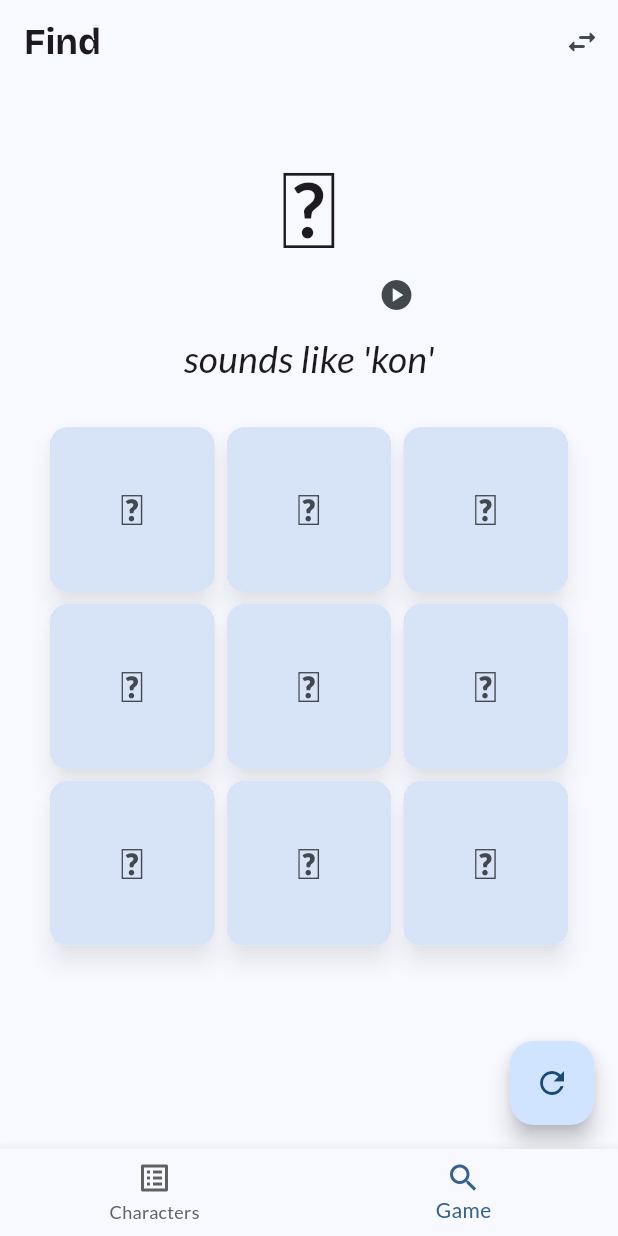
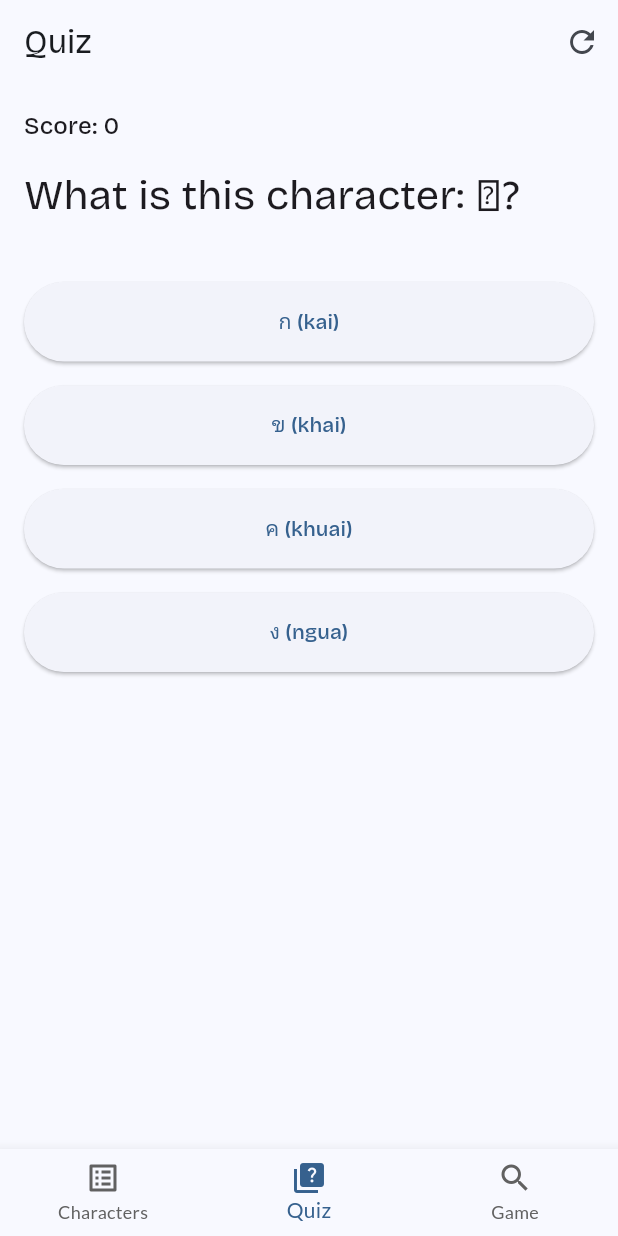
Before and after one commit to mthongvanh/taidamTutor, a Flutter app: the screen it shows after launch, item 2 of the bottom bar chosen, after a tap on the "refresh" icon, on a phone screen of 412 x 824 dp. Run offline on Flutter 3.47's test engine with Material 3 defaults, Android fonts, the phone set to English and light mode, and no system bars; our stand-ins replace audioplayers, equatable, flutter_bloc, get_it, google_fonts; project files that could hold a hidden picture were left out.

Commit message:
feat: add quiz functionality with state management and error handling; include new assets for quiz UI

```diff
--- /dev/null
+++ b/lib/feature/quiz/core/data/models/quiz_question.dart
@@ -0,0 +1,25 @@
+// Define a model for your quiz question (can be the same as before or enhanced)
+import 'package:equatable/equatable.dart';
+
+class QuizQuestion extends Equatable {
+  final String id;
+  final String? textQuestion;
+  final String? imagePath;
+  final String? audioPath;
+  final List<String> options;
+  final int correctAnswerIndex;
+
+  const QuizQuestion({
+    required this.id,
+    this.textQuestion,
+    this.imagePath,
+    this.audioPath,
+    required this.options,
+    required this.correctAnswerIndex,
+  }) : assert(textQuestion != null || imagePath != null || audioPath != null,
+            'A question must have either text, an image, or an audio path.');
+
+  @override
+  List<Object?> get props =>
+      [id, textQuestion, imagePath, audioPath, options, correctAnswerIndex];
+}
--- /dev/null
+++ b/lib/feature/quiz/cubit/quiz_cubit.dart
@@ -0,0 +1,85 @@
+import 'package:flutter_bloc/flutter_bloc.dart';
+import 'package:taidam_tutor/feature/quiz/core/data/models/quiz_question.dart';
+import 'package:taidam_tutor/feature/quiz/cubit/quiz_state.dart';
+
+// --- Quiz Cubit ---
+class QuizCubit extends Cubit<QuizState> {
+  QuizCubit() : super(QuizInitial()) {
+    loadQuestion();
+  }
+
+  // Sample questions - replace with your actual data source
+  final List<QuizQuestion> _allQuestions = [
+    QuizQuestion(
+      id: '1',
+      textQuestion: 'What is this character: ກ?',
+      options: ['ก (kai)', 'ข (khai)', 'ค (khuai)', 'ง (ngua)'],
+      correctAnswerIndex: 0,
+    ),
+    QuizQuestion(
+      id: '2',
+      // imagePath: 'assets/images/your_image.png', // Example
+      textQuestion: 'Which sound does this represent?',
+      audioPath:
+          'assets/audio/sample_sound.mp3', // Example: ensure you have this asset
+      options: ['Sound A', 'Sound B', 'Sound C', 'Sound D'],
+      correctAnswerIndex: 1,
+    ),
+    QuizQuestion(
+      id: '3',
+      textQuestion: 'What is the Tai Dam word for "water"?',
+      options: ['ນ້ຳ (nam)', 'ດິນ (din)', 'ໄຟ (fai)', 'ລົມ (lom)'],
+      correctAnswerIndex: 0,
+    ),
+  ];
+
+  int _currentQuestionIndex = 0;
+  int _currentScore = 0;
+
+  Future<void> loadQuestion() async {
+    emit(QuizLoading());
+    try {
+      // Simulate network delay or actual data fetching
+      await Future.delayed(const Duration(milliseconds: 500));
+      if (_currentQuestionIndex < _allQuestions.length) {
+        emit(QuizLoaded(
+            currentQuestion: _allQuestions[_currentQuestionIndex],
+            score: _currentScore));
+      } else {
+        // No more questions - could emit a QuizFinished state
+        emit(QuizFinished(_currentScore)); // Or a specific "QuizFinished" state
+      }
+    } catch (e) {
+      emit(QuizError('Failed to load question: ${e.toString()}'));
+    }
+  }
+
+  void selectAnswer(int index) {
+    if (state is QuizLoaded) {
+      final currentState = state as QuizLoaded;
+      final bool isCorrect =
+          index == currentState.currentQuestion.correctAnswerIndex;
+      if (isCorrect) {
+        _currentScore++;
+      }
+      emit(currentState.copyWith(
+        selectedAnswerIndex: index,
+        isCorrect: isCorrect,
+        score: _currentScore,
+      ));
+    }
+  }
+
+  void nextQuestion() {
+    if (state is QuizLoaded) {
+      _currentQuestionIndex++;
+      loadQuestion(); // This will reset selectedAnswerIndex and isCorrect via QuizLoaded constructor
+    }
+  }
+
+  void resetQuiz() {
+    _currentQuestionIndex = 0;
+    _currentScore = 0;
+    loadQuestion();
+  }
+}
--- /dev/null
+++ b/lib/feature/quiz/cubit/quiz_state.dart
@@ -0,0 +1,66 @@
+// --- Quiz States ---
+import 'package:equatable/equatable.dart';
+import 'package:taidam_tutor/feature/quiz/core/data/models/quiz_question.dart';
+
+abstract class QuizState extends Equatable {
+  const QuizState();
+
+  @override
+  List<Object?> get props => [];
+}
+
+class QuizInitial extends QuizState {}
+
+class QuizLoading extends QuizState {}
+
+class QuizLoaded extends QuizState {
+  final QuizQuestion currentQuestion;
+  final int? selectedAnswerIndex;
+  final bool? isCorrect;
+  final int score; // Optional: track score
+
+  const QuizLoaded({
+    required this.currentQuestion,
+    this.selectedAnswerIndex,
+    this.isCorrect,
+    this.score = 0,
+  });
+
+  QuizLoaded copyWith({
+    QuizQuestion? currentQuestion,
+    int? selectedAnswerIndex,
+    bool? isCorrect,
+    bool clearSelectedAnswer =
+        false, // Helper to nullify selectedAnswerIndex and isCorrect
+    int? score,
+  }) {
+    return QuizLoaded(
+      currentQuestion: currentQuestion ?? this.currentQuestion,
+      selectedAnswerIndex: clearSelectedAnswer
+          ? null
+          : (selectedAnswerIndex ?? this.selectedAnswerIndex),
+      isCorrect: clearSelectedAnswer ? null : (isCorrect ?? this.isCorrect),
+      score: score ?? this.score,
+    );
+  }
+
+  @override
+  List<Object?> get props =>
+      [currentQuestion, selectedAnswerIndex, isCorrect, score];
+}
+
+class QuizFinished extends QuizState {
+  final int score;
+  const QuizFinished(this.score);
+
+  @override
+  List<Object?> get props => [score];
+}
+
+class QuizError extends QuizState {
+  final String message;
+  const QuizError(this.message);
+
+  @override
+  List<Object?> get props => [message];
+}
--- /dev/null
+++ b/lib/feature/quiz/quiz_page.dart
@@ -0,0 +1,269 @@
+import 'package:audioplayers/audioplayers.dart';
+import 'package:flutter/material.dart';
+import 'package:flutter_bloc/flutter_bloc.dart';
+import 'package:taidam_tutor/feature/quiz/core/data/models/quiz_question.dart';
+import 'package:taidam_tutor/feature/quiz/cubit/quiz_cubit.dart';
+import 'package:taidam_tutor/feature/quiz/cubit/quiz_state.dart';
+import 'package:taidam_tutor/utils/extensions/card_ext.dart';
+import 'package:taidam_tutor/widgets/error/tai_error.dart';
+
+class QuizPage extends StatelessWidget {
+  final AudioPlayer player = AudioPlayer();
+
+  QuizPage({super.key});
+
+  @override
+  Widget build(BuildContext context) {
+    return BlocProvider(
+      create: (context) => QuizCubit(),
+      child: Scaffold(
+        appBar: AppBar(
+          title: const Text('Quiz'),
+          actions: [
+            BlocBuilder<QuizCubit, QuizState>(
+              builder: (context, state) {
+                if (state is QuizLoaded) {
+                  return IconButton(
+                    icon: Icon(Icons.refresh),
+                    onPressed: () => context.read<QuizCubit>().resetQuiz(),
+                    tooltip: 'Restart Quiz',
+                  );
+                }
+                return SizedBox.shrink();
+              },
+            )
+          ],
+        ),
+        body: BlocConsumer<QuizCubit, QuizState>(
+          listener: (context, state) {
+            if (state is QuizLoaded && state.selectedAnswerIndex != null) {
+              _showResult(context, isCorrect: state.isCorrect!);
+            }
+          },
+          builder: (context, state) => switch (state) {
+            QuizInitial() || QuizLoading() => const Center(
+                child: CircularProgressIndicator(),
+              ),
+            QuizLoaded() => _QuizLoaded(
+                question: state.currentQuestion,
+                player: player,
+                score: state.score,
+                selectedAnswerIndex: state.selectedAnswerIndex,
+                isCorrect: state.isCorrect,
+              ),
+            QuizFinished() => _QuizFinished(state.score.toString()),
+            QuizError() => TaiError(
+                state.message,
+                onRetry: () => context.read<QuizCubit>().resetQuiz(),
+              ),
+            _ => TaiError(
+                'Unknown error occurred',
+                onRetry: () => context.read<QuizCubit>().resetQuiz(),
+              ),
+          },
+        ),
+      ),
+    );
+  }
+
+  void _showResult(BuildContext context, {required bool isCorrect}) {
+    if (isCorrect) {
+      _showSnackBar(
+        context,
+        'Correct!',
+        'assets/images/png/animals.png',
+        Colors.green.shade900.withAlpha(200),
+      );
+    } else {
+      _showSnackBar(
+        context,
+        'Incorrect',
+        'assets/images/png/sad-face.png',
+        Colors.red.shade900.withAlpha(200),
+      );
+    }
+  }
+
+  void _showSnackBar(
+    BuildContext context,
+    String text,
+    String? image,
+    Color backgroundColor,
+  ) {
+    ScaffoldMessenger.of(context).showSnackBar(
+      SnackBar(
+        content: Column(
+          mainAxisSize: MainAxisSize.min,
+          crossAxisAlignment: CrossAxisAlignment.center,
+          children: [
+            Text(
+              text,
+              style: Theme.of(context).textTheme.headlineMedium?.copyWith(
+                    fontWeight: FontWeight.bold,
+                  ),
+            ),
+            if (image?.isNotEmpty == true)
+              TaiCard.margin(
+                child: Image.asset(
+                  image!,
+                  width: 200,
+                  height: 200,
+                  fit: BoxFit.cover,
+                ),
+              ),
+          ],
+        ),
+        backgroundColor: backgroundColor,
+        duration: Duration(seconds: 1),
+      ),
+    );
+  }
+}
+
+class _QuizLoaded extends StatelessWidget {
+  final QuizQuestion question;
+  final int score;
+  final int? selectedAnswerIndex;
+  final bool? isCorrect;
+
+  final AudioPlayer player;
+
+  const _QuizLoaded({
+    required this.question,
+    required this.player,
+    this.score = 0,
+    this.selectedAnswerIndex,
+    this.isCorrect,
+  });
+
+  @override
+  Widget build(BuildContext context) {
+    return Padding(
+      padding: const EdgeInsets.all(16.0),
+      child: Column(
+        crossAxisAlignment: CrossAxisAlignment.stretch,
+        children: [
+          Text(
+            'Score: $score',
+            style: Theme.of(context).textTheme.titleMedium,
+          ),
+          const SizedBox(height: 16),
+          ..._buildQuestionContent(context),
+          const SizedBox(height: 32),
+          ...question.options.asMap().entries.map((entry) {
+            return _buildAnswerOption(entry, context);
+          }),
+          const SizedBox(height: 16),
+          if (selectedAnswerIndex != null)
+            ElevatedButton(
+              onPressed: () => context.read<QuizCubit>().nextQuestion(),
+              child: const Text('Next Question'),
+            ),
+        ],
+      ),
+    );
+  }
+
+  List<Widget> _buildQuestionContent(BuildContext context) {
+    List<Widget> content = [];
+
+    if (question.textQuestion != null) {
+      content.add(
+        Text(
+          question.textQuestion!,
+          style: Theme.of(context).textTheme.headlineMedium,
+        ),
+      );
+    }
+
+    if (question.imagePath != null) {
+      content.add(
+        Image.asset(
+          question.imagePath!,
+          fit: BoxFit.cover,
+        ),
+      );
+    }
+
+    if (question.audioPath != null) {
+      content.add(
+        IconButton(
+          icon: Icon(Icons.play_arrow),
+          onPressed: () => player.play(AssetSource(question.audioPath!)),
+        ),
+      );
+    }
+
+    return content;
+  }
+
+  Widget _buildAnswerOption(
+    MapEntry<int, String> entry,
+    BuildContext context,
+  ) {
+    int idx = entry.key;
+    String optionText = entry.value;
+    bool isSelected = selectedAnswerIndex == idx;
+    Color? buttonColor;
+
+    if (selectedAnswerIndex != null) {
+      if (isSelected) {
+        buttonColor = isCorrect! ? Colors.green.shade300 : Colors.red.shade300;
+      } else if (idx == question.correctAnswerIndex && !isCorrect!) {
+        // Optionally highlight correct answer if user was wrong and an answer has been selected
+        // buttonColor = Colors.green.shade200;
+      }
+    }
+
+    return Padding(
+      padding: const EdgeInsets.symmetric(vertical: 8.0),
+      child: ElevatedButton(
+        style: ElevatedButton.styleFrom(
+          backgroundColor: buttonColor,
+          padding: const EdgeInsets.symmetric(vertical: 16.0),
+        ),
+        onPressed: selectedAnswerIndex == null
+            ? () => context.read<QuizCubit>().selectAnswer(idx)
+            : null, // Disable after an answer is selected
+        child: Text(optionText),
+      ),
+    );
+  }
+}
+
+class _QuizFinished extends StatelessWidget {
+  final String score;
+  const _QuizFinished(this.score);
+
+  @override
+  Widget build(BuildContext context) {
+    return Center(
+      child: Column(
+        mainAxisAlignment: MainAxisAlignment.center,
+        children: [
+          Text(
+            'Quiz Finished!',
+            style: Theme.of(context).textTheme.headlineMedium,
+          ),
+          Text(
+            'Your score: $score',
+            style: Theme.of(context).textTheme.headlineSmall,
+          ),
+          const SizedBox(height: 16),
+          TaiCard.margin(
+            child: Image.asset(
+              'assets/images/png/jump-joy.png',
+              // width: 200,
+              // height: 200,
+            ),
+          ),
+          const SizedBox(height: 16),
+          ElevatedButton(
+            onPressed: () => context.read<QuizCubit>().resetQuiz(),
+            child: const Text('Try another quiz'),
+          ),
+        ],
+      ),
+    );
+  }
+}
--- a/lib/main.dart
+++ b/lib/main.dart
@@ -5,6 +5,7 @@ import 'package:taidam_tutor/core/data/characters/models/character.dart';
 import 'package:taidam_tutor/core/di/dependency_manager.dart';
 import 'package:taidam_tutor/feature/character_list/character_list.dart';
 import 'package:taidam_tutor/feature/letter_search/letter_search.dart';
+import 'package:taidam_tutor/feature/quiz/quiz_page.dart';
 
 void main() async {
   WidgetsFlutterBinding.ensureInitialized();
@@ -107,6 +108,11 @@ class App extends StatelessWidget {
                 label: 'Characters',
               ),
               BottomNavigationBarItem(
+                icon: Icon(Icons.quiz_outlined),
+                activeIcon: Icon(Icons.quiz),
+                label: 'Quiz',
+              ),
+              BottomNavigationBarItem(
                 icon: Icon(Icons.search_outlined),
                 activeIcon: Icon(Icons.search),
                 label: 'Game',
@@ -124,8 +130,9 @@ class App extends StatelessWidget {
     );
   }
 
-  static const List<Widget> _widgetOptions = <Widget>[
+  static final List<Widget> _widgetOptions = <Widget>[
     CharacterListPage(),
+    QuizPage(),
     LetterSearchGame(),
   ];
 }
```
Also changed, not shown: lib/feature/letter_search/widgets/letter_grid/letter_grid.dart (+11 -50 lines), lib/widgets/error/tai_error.dart (added, +47 -0 lines), assets/images/png/animals.png (added), assets/images/png/jump-joy.png (added), assets/images/png/sad-face.png (added).
